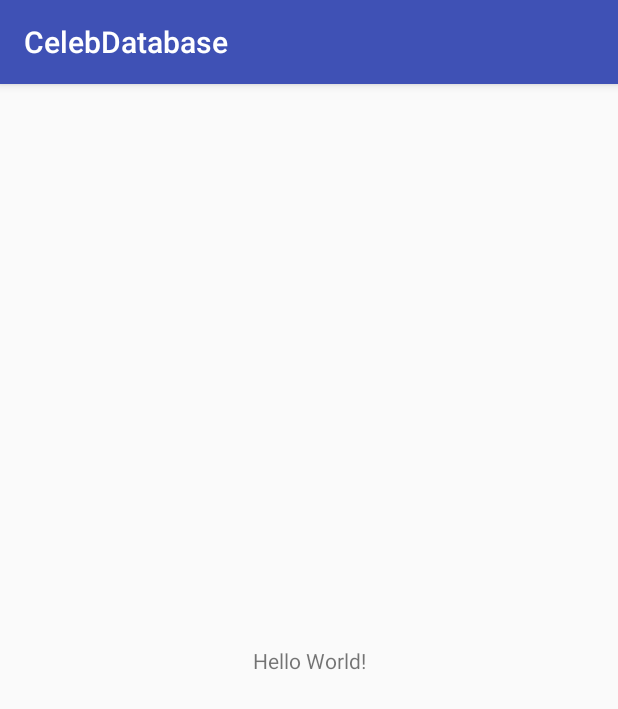
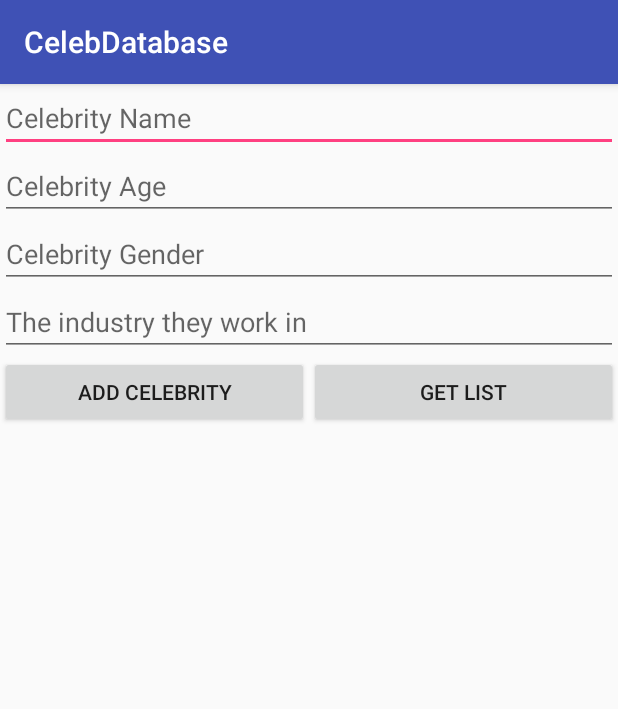
Before and after one commit to Mazogu/DatabaseApp, an Android app: the screen it shows after launch (MainActivity), on a phone screen of 412 x 824 dp. Shown: the top 709 px of the screen. Run offline under Robolectric (Android 15) with nearby library versions, the phone set to English and light mode, and no system bars.

Commit message:
Can add celebrities to the database

```diff
--- a/app/build.gradle
+++ b/app/build.gradle
@@ -4,7 +4,7 @@ android {
     compileSdkVersion 26
     defaultConfig {
         applicationId "com.example.micha.celebdatabase"
-        minSdkVersion 19
+        minSdkVersion 17
         targetSdkVersion 26
         versionCode 1
         versionName "1.0"
--- a/app/src/main/java/com/example/micha/celebdatabase/MainActivity.java
+++ b/app/src/main/java/com/example/micha/celebdatabase/MainActivity.java
@@ -2,12 +2,49 @@ package com.example.micha.celebdatabase;
 
 import android.support.v7.app.AppCompatActivity;
 import android.os.Bundle;
+import android.view.View;
+import android.widget.EditText;
+import android.widget.Toast;
+
+import com.example.micha.celebdatabase.data.DatabaseHelper;
 
 public class MainActivity extends AppCompatActivity {
+
+    private EditText name;
+    private EditText age;
+    private EditText gender;
+    private EditText industry;
 
     @Override
     protected void onCreate(Bundle savedInstanceState) {
         super.onCreate(savedInstanceState);
         setContentView(R.layout.activity_main);
+
+        name = findViewById(R.id.name);
+        age = findViewById(R.id.age);
+        gender = findViewById(R.id.age);
+        industry = findViewById(R.id.age);
+
+
+
+    }
+
+    public void btnCeleb(View view) {
+        String cName, cAge, cGender, cIndustry;
+        DatabaseHelper database = new DatabaseHelper(this);
+        cName = name.getText().toString();
+        cAge = age.getText().toString();
+        cGender = gender.getText().toString();
+        cIndustry = industry.getText().toString();
+        final Celebrity celebrity = new Celebrity(cName, cAge, cGender, cIndustry);
+
+        switch(view.getId()){
+            case R.id.addCeleb:
+                long row = database.saveCeleb(celebrity);
+                Toast.makeText(this,"Saved at row: "+row,Toast.LENGTH_SHORT).show();
+                break;
+            case R.id.celebList:
+                break;
+        }
     }
 }
--- a/app/src/main/res/layout/activity_main.xml
+++ b/app/src/main/res/layout/activity_main.xml
@@ -1,18 +1,58 @@
 <?xml version="1.0" encoding="utf-8"?>
-<android.support.constraint.ConstraintLayout xmlns:android="http://schemas.android.com/apk/res/android"
+<LinearLayout xmlns:android="http://schemas.android.com/apk/res/android"
     xmlns:app="http://schemas.android.com/apk/res-auto"
     xmlns:tools="http://schemas.android.com/tools"
     android:layout_width="match_parent"
     android:layout_height="match_parent"
+    android:orientation="vertical"
     tools:context="com.example.micha.celebdatabase.MainActivity">
 
-    <TextView
-        android:layout_width="wrap_content"
+    <EditText
+        android:layout_width="match_parent"
         android:layout_height="wrap_content"
-        android:text="Hello World!"
-        app:layout_constraintBottom_toBottomOf="parent"
-        app:layout_constraintLeft_toLeftOf="parent"
-        app:layout_constraintRight_toRightOf="parent"
-        app:layout_constraintTop_toTopOf="parent" />
+        android:id="@+id/name"
+        android:hint="Celebrity Name"/>
+    <EditText
+        android:layout_width="match_parent"
+        android:layout_height="wrap_content"
+        android:id="@+id/age"
+        android:hint="Celebrity Age"/>
+    <EditText
+        android:layout_width="match_parent"
+        android:layout_height="wrap_content"
+        android:id="@+id/gender"
+        android:hint="Celebrity Gender"/>
+    <EditText
+        android:layout_width="match_parent"
+        android:hint="The industry they work in"
+        android:id="@+id/industry"
+        android:layout_height="wrap_content" />
+    <LinearLayout
+        android:layout_width="match_parent"
+        android:layout_height="match_parent"
+        android:orientation="horizontal">
+        <Button
+            android:layout_width="match_parent"
+            android:layout_height="wrap_content"
+            android:layout_weight="1"
+            android:id="@+id/addCeleb"
+            android:text="Add Celebrity"
+            android:onClick= "btnCeleb"/>
+        <Button
+            android:layout_width="match_parent"
+            android:layout_height="wrap_content"
+            android:text="Get List"
+            android:id="@+id/getList"
+            android:onClick="btnCeleb"
+            android:layout_weight="1"/>
+    </LinearLayout>
+    <ScrollView
+        android:layout_width="match_parent"
+        android:layout_height="match_parent">
+        <ListView
+            android:id="@+id/celebList"
+            android:layout_width="match_parent"
+            android:layout_height="match_parent"/>
+    </ScrollView>
 
-</android.support.constraint.ConstraintLayout>
+</LinearLayout>
```
Also changed, not shown: app/src/main/java/com/example/micha/celebdatabase/Celebrity.java (+40 -0 lines), app/src/main/java/com/example/micha/celebdatabase/data/DatabaseHelper.java (+32 -1 lines).
